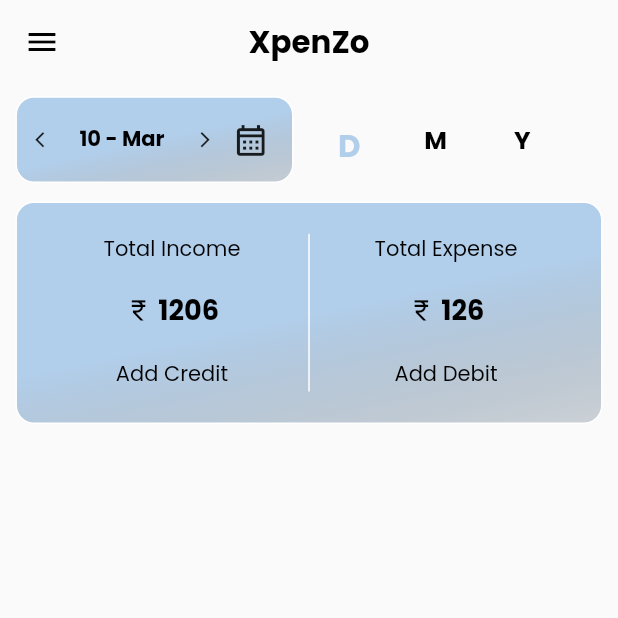
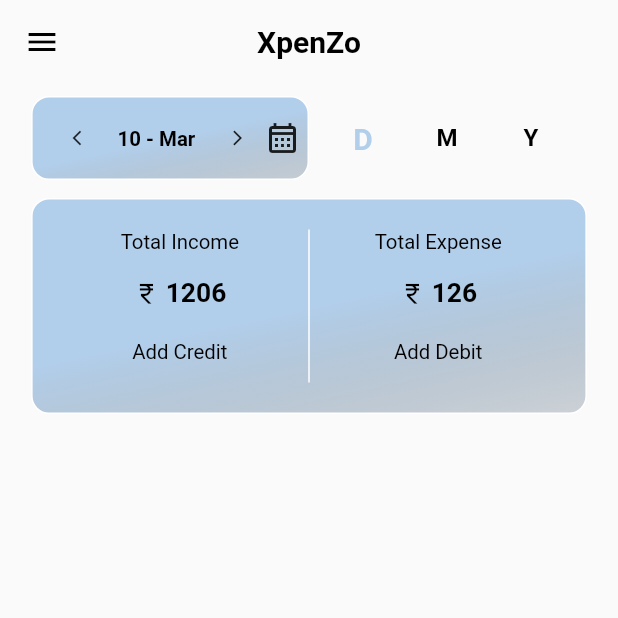
Before and after one commit to Anandhakrishnan-K/FlutterXpenzo_Archive, a Flutter app: the screen it shows after launch, after a tap on the "arrow back ios" icon, on a phone screen of 412 x 824 dp, the top half of it. Run offline on Flutter 3.47's test engine with Material 2 defaults, Android fonts, the light colour scheme and no system bars.

Commit message:
Removed getx as it causing some issues in the release version, waiting for some suggestion form the flutter forum Now currently assigned some constant values

```diff
--- a/xpenso/lib/constans.dart
+++ b/xpenso/lib/constans.dart
@@ -1,29 +1,36 @@
 import 'package:flutter/material.dart';
-import 'package:get/get.dart';
-import 'package:google_fonts/google_fonts.dart';
 import 'package:intl/intl.dart';
 
 // ************************ Initialising Dimensions ***************************
 
-final double deviceHeight = Get.height.roundToDouble();
-final double deviceWidtht = Get.width.roundToDouble();
+const double deviceHeight = 800;
+const double deviceWidtht = 390;
 
-final double deviceWidth = deviceWidtht * 0.95;
-final double tabHeight = deviceHeight * 0.07;
-final double cardHeight = deviceHeight * 0.18;
-final double cardHeight1 = deviceHeight * 0.12;
-final double listHeight = deviceHeight * 0.55;
-final double h05 = deviceHeight * 0.005;
-final double h10 = deviceHeight * 0.01;
-final double h15 = deviceHeight * 0.015;
-final double h20 = deviceHeight * 0.02;
-final double h25 = deviceHeight * 0.025;
-final double h50 = deviceHeight * 0.05;
-final double h75 = deviceHeight * 0.075;
-final double h100 = deviceHeight * 0.1;
+const double deviceWidth = deviceWidtht * 0.95;
+const double tabHeight = deviceHeight * 0.07;
+const double cardHeight = deviceHeight * 0.18;
+const double cardHeight1 = deviceHeight * 0.12;
+const double listHeight = deviceHeight * 0.55;
+const double h05 = deviceHeight * 0.005;
+const double h10 = deviceHeight * 0.01;
+const double h15 = deviceHeight * 0.015;
+const double h20 = deviceHeight * 0.02;
+const double h25 = deviceHeight * 0.025;
+const double h50 = deviceHeight * 0.05;
+const double h75 = deviceHeight * 0.075;
+const double h100 = deviceHeight * 0.1;
 
-final double cardFontSize = deviceHeight * 0.017;
-final double bottomSheetFontsize = deviceHeight * 0.017;
+const double w05 = deviceWidth * 0.005;
+const double w10 = deviceWidth * 0.01;
+const double w15 = deviceWidth * 0.015;
+const double w20 = deviceWidth * 0.02;
+const double w25 = deviceWidth * 0.025;
+const double w50 = deviceWidth * 0.05;
+const double w75 = deviceWidth * 0.075;
+const double w100 = deviceWidth * 0.1;
+
+const double cardFontSize = deviceHeight * 0.017;
+const double bottomSheetFontsize = deviceHeight * 0.017;
 
 // ************************* Initialising Color Variables *********************
 
@@ -58,13 +65,13 @@
 
   @override
   Widget build(BuildContext context) {
-    return Text(content,
-        style: GoogleFonts.poppins(
-          textStyle: TextStyle(
-              fontSize: size,
-              color: color,
-              fontWeight: isHeader ? FontWeight.bold : FontWeight.normal),
-        ));
+    return Text(
+      content,
+      style: TextStyle(
+          fontSize: size,
+          color: color,
+          fontWeight: isHeader ? FontWeight.bold : FontWeight.normal),
+    );
   }
 }
 
--- a/xpenso/lib/utils/add_expenses.dart
+++ b/xpenso/lib/utils/add_expenses.dart
@@ -22,21 +22,21 @@
       height: listHeight * 1.075,
       child: Column(
         children: [
-          SizedBox(
+          const SizedBox(
             height: h20 + h20,
           ),
 //******************************* Heading Amount Text ************************/
-          MyText(
+          const MyText(
             content: 'Enter Amount *',
             size: bottomSheetFontsize,
           ),
-          SizedBox(
+          const SizedBox(
             height: h20,
           ),
           Row(
             mainAxisAlignment: MainAxisAlignment.spaceBetween,
             children: [
-              SizedBox(
+              const SizedBox(
                 width: h05,
               ),
               SizedBox(
@@ -74,7 +74,7 @@
                   keyboardType: TextInputType.number,
                   textAlign: TextAlign.center,
                   decoration: InputDecoration(
-                    contentPadding: EdgeInsets.all(h05),
+                    contentPadding: const EdgeInsets.all(h05),
                     enabledBorder: OutlineInputBorder(
                         borderRadius: BorderRadius.circular(h10)),
                     suffixIcon: IconButton(
@@ -105,17 +105,17 @@
                   fillColor: transparent,
                 ),
               ),
-              SizedBox(
+              const SizedBox(
                 width: h05,
               ),
             ],
           ),
 //******************************* Heading Category Text ************************/
-          SizedBox(
+          const SizedBox(
             height: h50,
           ),
-          MyText(size: bottomSheetFontsize, content: 'Choose Category *'),
-          SizedBox(
+          const MyText(size: bottomSheetFontsize, content: 'Choose Category *'),
+          const SizedBox(
             height: h20,
           ),
 //******************************* Category List *******************************/
@@ -127,7 +127,7 @@
                 itemCount: 20,
                 itemBuilder: (context, index) {
                   return Container(
-                    padding: EdgeInsets.symmetric(horizontal: h10),
+                    padding: const EdgeInsets.symmetric(horizontal: h10),
                     child: MyButton(
                         width: h75,
                         content: (index + 1).toString(),
@@ -137,14 +137,14 @@
                   );
                 },
               )),
-          SizedBox(
+          const SizedBox(
             height: h50,
           ),
 //******************************* Notes And Attachments************************/
           Row(
             mainAxisAlignment: MainAxisAlignment.spaceBetween,
             children: [
-              SizedBox(
+              const SizedBox(
                 width: h10,
               ),
               SizedBox(
@@ -154,7 +154,7 @@
                   keyboardType: TextInputType.text,
                   textAlign: TextAlign.center,
                   decoration: InputDecoration(
-                    contentPadding: EdgeInsets.all(h20),
+                    contentPadding: const EdgeInsets.all(h20),
                     hintText: 'Enter Notes (Optional)',
                     suffixIcon: IconButton(
                         onPressed: () {
@@ -164,22 +164,22 @@
                   ),
                 ),
               ),
-              SizedBox(
+              const SizedBox(
                 width: h10,
               ),
               IconButton(
                   onPressed: () {},
-                  icon: Icon(
+                  icon: const Icon(
                     Icons.attachment_outlined,
                     size: deviceWidth * 0.1,
                   )),
-              SizedBox(
+              const SizedBox(
                 width: h10,
               ),
             ],
           ),
 //******************************* Save button ************************/
-          SizedBox(
+          const SizedBox(
             height: h50,
           ),
           MyButton(
--- a/xpenso/lib/utils/tabs.dart
+++ b/xpenso/lib/utils/tabs.dart
@@ -1,3 +1,5 @@
+// ignore_for_file: prefer_const_literals_to_create_immutables
+
 import 'package:flutter/material.dart';
 import 'package:xpenso/main.dart';
 import '../constans.dart';
@@ -36,28 +38,28 @@
 //********************************* Income  **********************************/
             Column(
               children: [
-                SizedBox(
+                const SizedBox(
                   height: h25,
                 ),
-                MyText(
+                const MyText(
                   content: 'Total Income',
                   color: cardFontColor,
                   size: cardFontSize,
                 ),
-                SizedBox(
+                const SizedBox(
                   height: h20,
                 ),
                 Row(
                   children: [
-                    Icon(
+                    const Icon(
                       Icons.currency_rupee,
                       color: cardFontColor,
                       size: cardFontSize + h05,
                     ),
-                    SizedBox(
+                    const SizedBox(
                       width: h05,
                     ),
-                    MyText(
+                    const MyText(
                       content: '1206', // Total Income
                       color: cardFontColor,
                       size: cardFontSize + h05,
@@ -65,7 +67,7 @@
                     ),
                   ],
                 ),
-                SizedBox(
+                const SizedBox(
                   height: h10,
                 ),
 //********************************* Add Crediit Button ************************/
@@ -79,7 +81,7 @@
                     onPressed: widget.onPressedCredit)
               ],
             ),
-            VerticalDivider(
+            const VerticalDivider(
               color: Colors.white,
               thickness: 1,
               indent: h25,
@@ -88,29 +90,29 @@
 //********************************* Expense  **********************************/
             Column(
               children: [
-                SizedBox(
+                const SizedBox(
                   height: h25,
                 ),
-                MyText(
+                const MyText(
                   content: 'Total Expense',
                   color: cardFontColor,
                   size: cardFontSize,
                 ),
-                SizedBox(
+                const SizedBox(
                   height: h20,
                 ),
                 Row(
                   mainAxisAlignment: MainAxisAlignment.spaceBetween,
                   children: [
-                    Icon(
+                    const Icon(
                       Icons.currency_rupee,
                       color: cardFontColor,
                       size: cardFontSize + h05,
                     ),
-                    SizedBox(
+                    const SizedBox(
                       width: h05,
                     ),
-                    MyText(
+                    const MyText(
                       content: '126', // Total Expense
                       color: cardFontColor,
                       size: cardFontSize + h05,
@@ -118,7 +120,7 @@
                     ),
                   ],
                 ),
-                SizedBox(
+                const SizedBox(
                   height: h10,
                 ),
 //********************************* Add Debit Button ************************/
@@ -181,11 +183,11 @@
                       appBarColor,
                       appBarColor,
                     ])),
-            width: h75 * 3,
+            width: deviceWidth * 0.5,
             child: Row(
               children: [
-                SizedBox(
-                  width: h05,
+                const SizedBox(
+                  width: w50,
                 ),
 //********************************* Minus Button ************************/
                 SizedBox(
@@ -203,13 +205,13 @@
                                       date.year - 1, date.month, date.day);
                         });
                       },
-                      icon: Icon(
+                      icon: const Icon(
                         Icons.arrow_back_ios,
                         size: h15,
                         weight: h05,
                       )),
                 ),
-                SizedBox(
+                const SizedBox(
                   width: h05,
                 ),
 //********************************* Duration Text Box ************************/
@@ -243,7 +245,7 @@
                                       date.year + 1, date.month, date.day);
                         });
                       },
-                      icon: Icon(
+                      icon: const Icon(
                         Icons.arrow_forward_ios,
                         size: h15,
                       )),
@@ -256,14 +258,14 @@
                       });
                       pickDate(context);
                     },
-                    icon: Icon(
+                    icon: const Icon(
                       Icons.calendar_month_outlined,
                       size: h25 + h05,
                     )),
               ],
             ),
           ),
-          SizedBox(
+          const SizedBox(
             width: h20,
           ),
 //********************************* Day Switch Button ************************/
@@ -284,7 +286,7 @@
             width: h50,
             textSize: durationIndex == 0 ? h25 : h20,
           ),
-          SizedBox(
+          const SizedBox(
             width: h20,
           ),
 //********************************* Month Switch Button ************************/
@@ -305,7 +307,7 @@
             width: h50,
             textSize: durationIndex == 1 ? h25 : h20,
           ),
-          SizedBox(
+          const SizedBox(
             width: h20,
           ),
 //********************************* Year Switch Button ************************/
@@ -359,29 +361,29 @@
 //********************************* Income  **********************************/
             Column(
               children: [
-                SizedBox(
+                const SizedBox(
                   height: h25,
                 ),
-                MyText(
+                const MyText(
                   content: 'Total Income',
                   color: cardFontColor,
                   size: cardFontSize,
                 ),
-                SizedBox(
+                const SizedBox(
                   height: h20,
                 ),
                 Row(
                   mainAxisAlignment: MainAxisAlignment.spaceBetween,
                   children: [
-                    Icon(
+                    const Icon(
                       Icons.currency_rupee,
                       color: cardFontColor,
                       size: cardFontSize + h05,
                     ),
-                    SizedBox(
+                    const SizedBox(
                       width: h05,
                     ),
-                    MyText(
+                    const MyText(
                       content: '12060', // Total Income
                       color: cardFontColor,
                       size: cardFontSize + h05,
@@ -391,7 +393,7 @@
                 ),
               ],
             ),
-            VerticalDivider(
+            const VerticalDivider(
               color: Colors.white,
               thickness: 1,
               indent: h25,
@@ -400,29 +402,29 @@
 //********************************* Expense  **********************************/
             Column(
               children: [
-                SizedBox(
+                const SizedBox(
                   height: h25,
                 ),
-                MyText(
+                const MyText(
                   content: 'Total Expense',
                   color: cardFontColor,
                   size: cardFontSize,
                 ),
-                SizedBox(
+                const SizedBox(
                   height: h20,
                 ),
                 Row(
                   mainAxisAlignment: MainAxisAlignment.spaceBetween,
                   children: [
-                    Icon(
+                    const Icon(
                       Icons.currency_rupee,
                       color: cardFontColor,
                       size: cardFontSize + h05,
                     ),
-                    SizedBox(
+                    const SizedBox(
                       width: h05,
                     ),
-                    MyText(
+                    const MyText(
                       content: '1260', // Total Expense
                       color: cardFontColor,
                       size: cardFontSize + h05,
@@ -467,29 +469,29 @@
 //********************************* Income  **********************************/
             Column(
               children: [
-                SizedBox(
+                const SizedBox(
                   height: h25,
                 ),
-                MyText(
+                const MyText(
                   content: 'Total Income',
                   color: cardFontColor,
                   size: cardFontSize,
                 ),
-                SizedBox(
+                const SizedBox(
                   height: h20,
                 ),
                 Row(
                   mainAxisAlignment: MainAxisAlignment.spaceBetween,
                   children: [
-                    Icon(
+                    const Icon(
                       Icons.currency_rupee,
                       color: cardFontColor,
                       size: cardFontSize + h05,
                     ),
-                    SizedBox(
+                    const SizedBox(
                       width: h05,
                     ),
-                    MyText(
+                    const MyText(
                       content: '1206000', // Total Income
                       color: cardFontColor,
                       size: cardFontSize + h05,
@@ -499,7 +501,7 @@
                 ),
               ],
             ),
-            VerticalDivider(
+            const VerticalDivider(
               color: Colors.white,
               thickness: 1,
               indent: h25,
@@ -508,29 +510,29 @@
 //********************************* Expense  **********************************/
             Column(
               children: [
-                SizedBox(
+                const SizedBox(
                   height: h25,
                 ),
-                MyText(
+                const MyText(
                   content: 'Total Expense',
                   color: cardFontColor,
                   size: cardFontSize,
                 ),
-                SizedBox(
+                const SizedBox(
                   height: h20,
                 ),
                 Row(
                   mainAxisAlignment: MainAxisAlignment.spaceBetween,
                   children: [
-                    Icon(
+                    const Icon(
                       Icons.currency_rupee,
                       color: cardFontColor,
                       size: cardFontSize + h05,
                     ),
-                    SizedBox(
+                    const SizedBox(
                       width: h05,
                     ),
-                    MyText(
+                    const MyText(
                       content: '12060', // Total Expense
                       color: cardFontColor,
                       size: cardFontSize + h05,
--- a/xpenso/pubspec.yaml
+++ b/xpenso/pubspec.yaml
@@ -30,9 +30,7 @@
 dependencies:
   flutter:
     sdk: flutter
-  get: ^4.6.5
   intl: ^0.18.0
-  google_fonts: ^4.0.3
 
   # The following adds the Cupertino Icons font to your application.
   # Use with the CupertinoIcons class for iOS style icons.
```
Also changed, not shown: xpenso/pubspec.lock, 1 other file.
